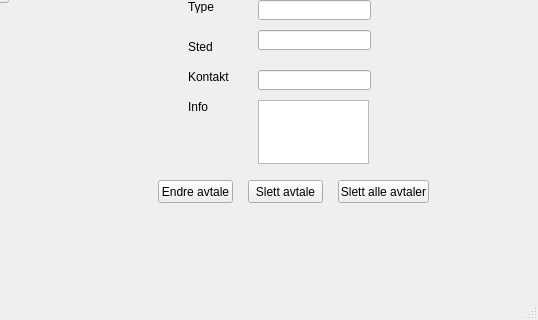
The window that calendarmainwindow.ui (ArcticFqx/QTSkoleProsjekt) describes before a commit, drawn with Qt 5; both pictures show x 262 to 800 and y 280 to 600 of the 800 by 600 pixel window.
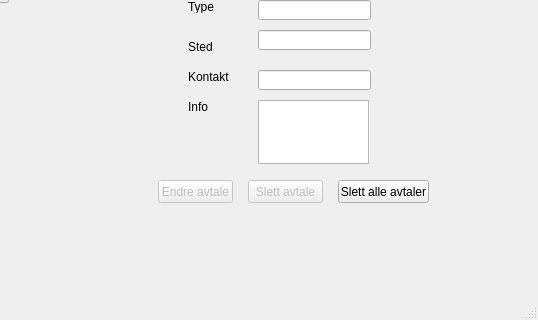
The same window after the commit.

Diff of the .ui file:
```diff
--- a/calendarmainwindow.ui
+++ b/calendarmainwindow.ui
@@ -83,6 +83,9 @@
     </property>
    </widget>
    <widget class="QPushButton" name="removeAppointmentButton">
+    <property name="enabled">
+     <bool>false</bool>
+    </property>
     <property name="geometry">
      <rect>
       <x>510</x>
@@ -96,6 +99,9 @@
     </property>
    </widget>
    <widget class="QPushButton" name="editAppointmentButton">
+    <property name="enabled">
+     <bool>false</bool>
+    </property>
     <property name="geometry">
      <rect>
       <x>420</x>
```
